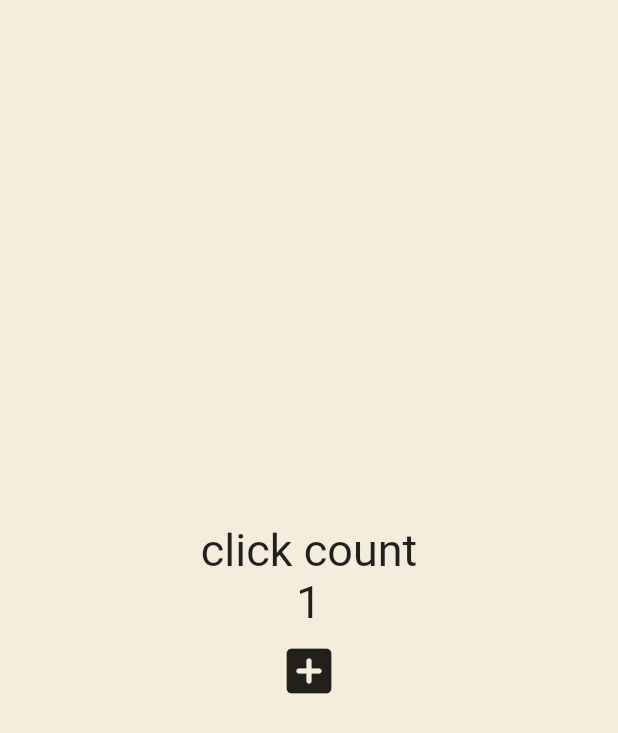
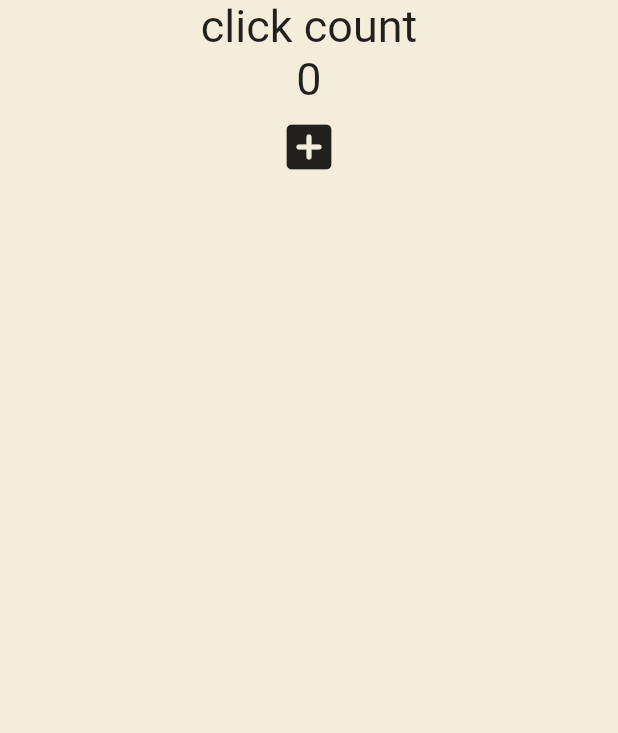
Before and after one commit to bladnoch/Flutter_App_UI, a Flutter app: the screen it shows after launch, after a tap on the "add box" icon, on a phone screen of 412 x 824 dp. Shown: the top 733 px of the screen. Run offline on Flutter 3.47's test engine with Material 2 defaults, Android fonts, the phone set to English and light mode, and no system bars.

```diff
--- a/flutter stateful widgets/lib/main.dart
+++ b/flutter stateful widgets/lib/main.dart
@@ -18,10 +18,11 @@ class App extends StatefulWidget{
 
 class _AppState extends State<App>{
   int counter=0;
+  List<int> numbers=[];
 
   void onClicked(){
-    setState(() {//data is you
-      counter+=1;
+    setState(() {    // tells to refresh to show changed data
+      numbers.add(numbers.length);
     });
 
 }
@@ -31,16 +32,22 @@ class _AppState extends State<App>{
     return MaterialApp(
       home: Scaffold(
         backgroundColor: const Color(0xFFF4EDDB),
-        body: Center(
+        body: SingleChildScrollView(
+          child: Center(
             child: Column(
               mainAxisAlignment: MainAxisAlignment.center,
               children: [
               Text("click count",
               style: TextStyle(fontSize:30),
               ),
-            Text('$counter',
+              for (var n in numbers)
+                Text("$n",
                   style: TextStyle(fontSize: 30),
                 ),
+
+              // Text('$counter',
+              // style: TextStyle(fontSize: 30),
+              // ),
                 IconButton(
                   iconSize: 40,
                   onPressed: onClicked,
@@ -50,6 +57,7 @@ class _AppState extends State<App>{
             ],)
           ),
         ),
+      ),
     );
   }
 }
```
Lines whose indentation alone changed are shown as unchanged.
